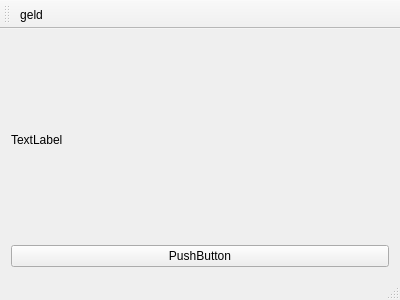
First picture: the form in mainwindow.ui, repository HishamHasoun/qt, before the edit.
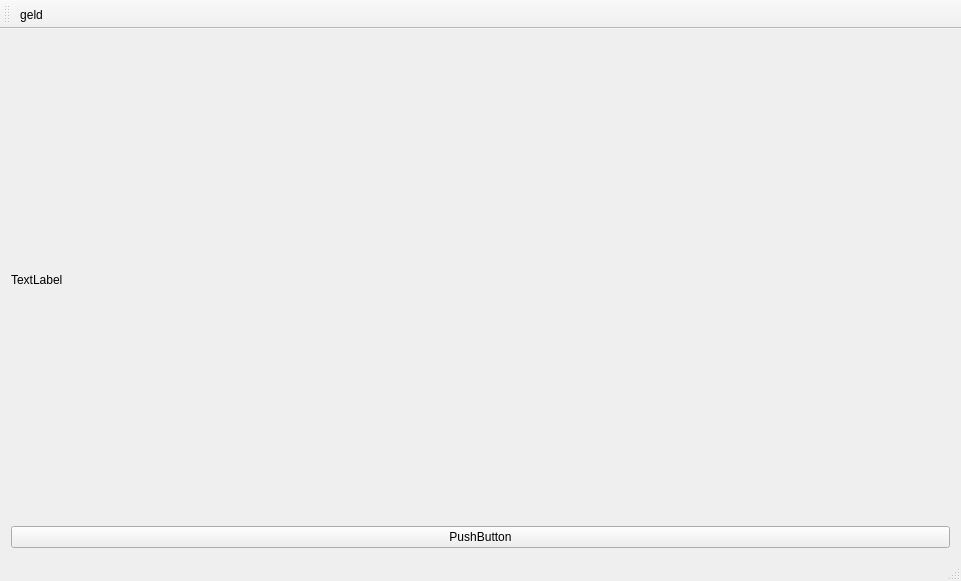
Second picture: the form after the edit.

The edit to the form file:
```diff
--- a/mainwindow.ui
+++ b/mainwindow.ui
@@ -6,8 +6,8 @@
    <rect>
     <x>0</x>
     <y>0</y>
-    <width>400</width>
-    <height>300</height>
+    <width>961</width>
+    <height>581</height>
    </rect>
   </property>
   <property name="windowTitle">
```
Left out of the diff: 2 changed lines with no effect on the pictures.
